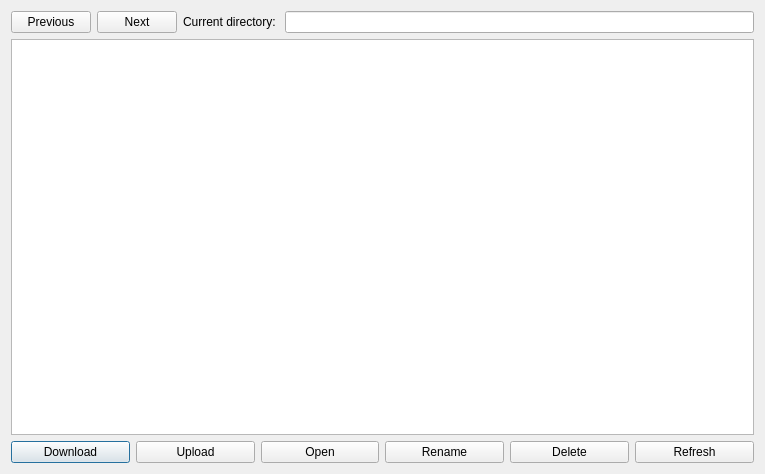
First picture: the form in src/MusubiServer/Window/FileManager/FileManager.ui, repository WINKILLERS/Musubi, before the edit.
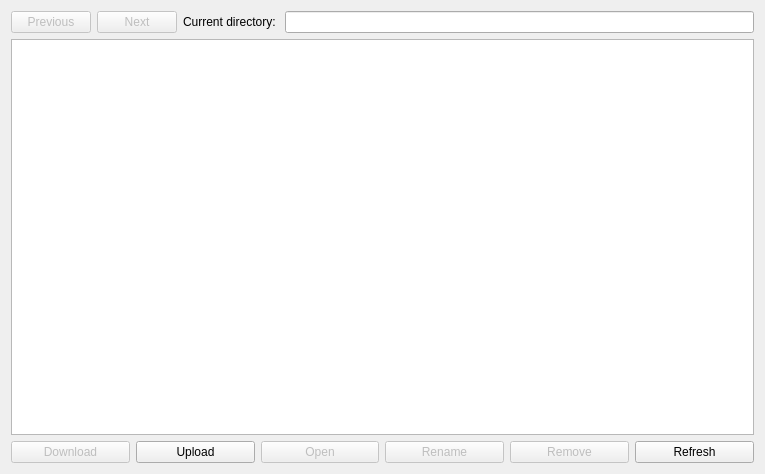
Second picture: the form after the edit.

The edit to the form file:
```diff
--- a/src/MusubiServer/Window/FileManager/FileManager.ui
+++ b/src/MusubiServer/Window/FileManager/FileManager.ui
@@ -18,6 +18,9 @@
     <layout class="QHBoxLayout" name="horizontalLayout">
      <item>
       <widget class="QPushButton" name="download">
+       <property name="enabled">
+        <bool>false</bool>
+       </property>
        <property name="text">
         <string>Download</string>
        </property>
@@ -32,6 +35,9 @@
      </item>
      <item>
       <widget class="QPushButton" name="open">
+       <property name="enabled">
+        <bool>false</bool>
+       </property>
        <property name="text">
         <string>Open</string>
        </property>
@@ -39,15 +45,21 @@
      </item>
      <item>
       <widget class="QPushButton" name="rename">
+       <property name="enabled">
+        <bool>false</bool>
+       </property>
        <property name="text">
         <string>Rename</string>
        </property>
       </widget>
      </item>
      <item>
-      <widget class="QPushButton" name="delete_2">
+      <widget class="QPushButton" name="remove">
+       <property name="enabled">
+        <bool>false</bool>
+       </property>
        <property name="text">
-        <string>Delete</string>
+        <string>Remove</string>
        </property>
       </widget>
      </item>
@@ -74,6 +86,9 @@
     <layout class="QHBoxLayout" name="horizontalLayout_2">
      <item>
       <widget class="QPushButton" name="previous">
+       <property name="enabled">
+        <bool>false</bool>
+       </property>
        <property name="text">
         <string>Previous</string>
        </property>
@@ -81,6 +96,9 @@
      </item>
      <item>
       <widget class="QPushButton" name="next">
+       <property name="enabled">
+        <bool>false</bool>
+       </property>
        <property name="text">
         <string>Next</string>
        </property>
```
